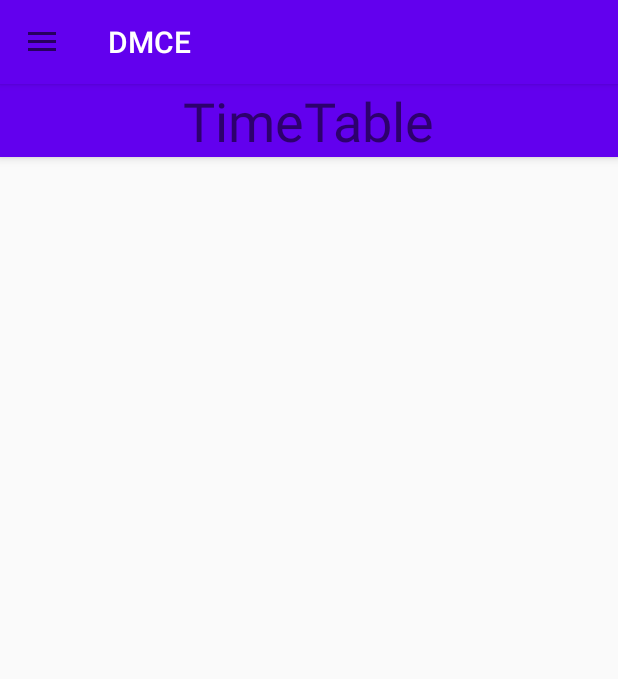
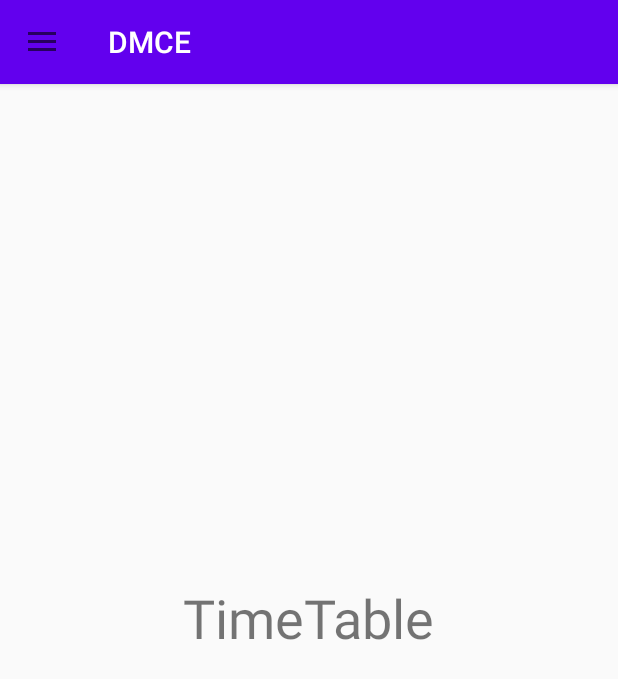
Before and after one commit to underdogs3/Dmce-App, an Android app: the HomePage screen opened directly, with no data from a screen before it, after a tap on "TIMETABLE", on a phone screen of 412 x 824 dp. Shown: the top 679 px of the screen. Run offline under Robolectric (Android 15) with nearby library versions, the phone set to English and light mode, and no system bars.

Commit message:
Merge remote-tracking branch 'origin/master'
# Conflicts:
#	app/src/main/java/com/example/loginpage/HomePage.java

```diff
--- a/app/src/main/res/layout/top_toolbar.xml
+++ b/app/src/main/res/layout/top_toolbar.xml
@@ -7,9 +7,9 @@
 
     <com.google.android.material.appbar.AppBarLayout
         android:layout_width="match_parent"
-        android:layout_height="wrap_content">
+        android:layout_height="wrap_content"/>
 
-        <com.google.android.material.appbar.MaterialToolbar
+        <androidx.appcompat.widget.Toolbar
             android:id="@+id/homeAppBar"
             android:layout_width="match_parent"
             android:layout_height="?attr/actionBarSize"
@@ -22,6 +22,6 @@
             android:layout_width="match_parent"
             android:layout_height="match_parent"
             android:id="@+id/frame_layout"/>
-    </com.google.android.material.appbar.AppBarLayout>
+
 
 </androidx.coordinatorlayout.widget.CoordinatorLayout>
```
